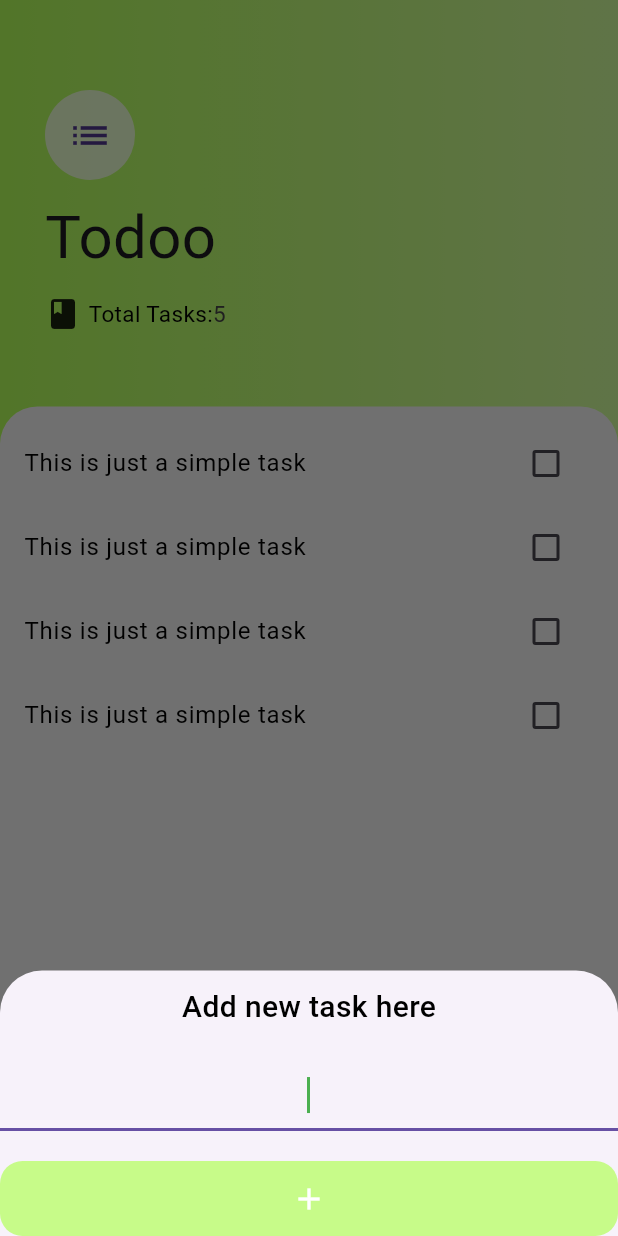
After one commit to irehaan/Upskill_Gujranwala_Files, a Flutter app: the TaskScreen screen opened directly, after a tap on the "add" icon, on a phone screen of 412 x 824 dp. The commit adds this screen. Run offline on Flutter 3.47's test engine with Material 3 defaults, Android fonts, the phone set to English and light mode, and no system bars; our stand-ins replace geolocator, get, permission_handler; Roboto replaces fonts that are missing (Pacifico).

Commit message:
To do list app added

```diff
--- /dev/null
+++ b/todoo/lib/main.dart
@@ -0,0 +1,19 @@
+import 'package:flutter/material.dart';
+import 'package:todoo/screens/tasks.dart';
+
+void main() {
+  runApp(const MyApp());
+}
+
+class MyApp extends StatelessWidget {
+  const MyApp({super.key});
+
+  // This widget is the root of your application.
+  @override
+  Widget build(BuildContext context) {
+    return const MaterialApp(
+      debugShowCheckedModeBanner: false,
+      home: TaskScreen(),
+    );
+  }
+}
--- /dev/null
+++ b/todoo/lib/screens/add_tasks.dart
@@ -0,0 +1,44 @@
+import 'package:flutter/material.dart';
+
+class AddTaskScreen extends StatelessWidget {
+  const AddTaskScreen({super.key});
+
+  @override
+  Widget build(BuildContext context) {
+    return Column(
+      crossAxisAlignment: CrossAxisAlignment.stretch,
+      children: [
+        const SizedBox(height: 10),
+        const Center(
+          child: Text(
+            'Add new task here',
+            style: TextStyle(
+              color: Colors.black,
+              fontSize: 20,
+              fontWeight: FontWeight.w500,
+            ),
+          ),
+        ),
+        const SizedBox(height: 20),
+        const TextField(
+          autofocus: true,
+          textAlign: TextAlign.center,
+          cursorColor: Colors.green,
+        ),
+        const SizedBox(height: 20),
+        Container(
+            height: 50,
+            decoration: BoxDecoration(
+              color: Colors.lightGreenAccent.withOpacity(0.7),
+              borderRadius: BorderRadius.circular(15),
+            ),
+            child: IconButton(
+                onPressed: () {},
+                icon: const Icon(
+                  Icons.add,
+                  color: Colors.white,
+                )))
+      ],
+    );
+  }
+}
--- /dev/null
+++ b/todoo/lib/screens/tasks.dart
@@ -0,0 +1,109 @@
+import 'package:flutter/material.dart';
+import 'package:todoo/screens/add_tasks.dart';
+import 'package:todoo/widgets/task_list.dart';
+
+class TaskScreen extends StatelessWidget {
+  const TaskScreen({super.key});
+
+  @override
+  Widget build(BuildContext context) {
+    return Scaffold(
+      floatingActionButton: FloatingActionButton(
+        onPressed: () {
+          showModalBottomSheet(
+              isScrollControlled:
+                  true, // We used this to make the widgets appear above the keyboard but it will stretch to the top
+              context: context,
+              // We will wrap our add task screen with a container and singlechildscrollview so that the
+              // widgets above the keyboard not only stay above but also the bottom sheet does not strecthes itself to the top
+              builder: (context) => SingleChildScrollView(
+                    child: Container(
+                      padding: EdgeInsets.only(
+                          bottom: MediaQuery.of(context).viewInsets.bottom),
+                      child: const AddTaskScreen(),
+                    ),
+                  ));
+        },
+        backgroundColor: Colors.lightGreenAccent.withOpacity(1),
+        child: const Icon(Icons.add),
+      ),
+      body: Column(
+        children: [
+          Expanded(
+            child: Container(
+              width: double.infinity,
+              decoration: BoxDecoration(
+                gradient: LinearGradient(colors: [
+                  Colors.lightGreenAccent,
+                  Colors.lightGreenAccent.withOpacity(0.6),
+                ], begin: Alignment.centerLeft, end: Alignment.centerRight),
+              ),
+              child: Column(
+                crossAxisAlignment: CrossAxisAlignment.start,
+                children: [
+                  Container(
+                    padding: const EdgeInsets.only(
+                        top: 60, right: 30, left: 30, bottom: 30),
+                    child: Column(
+                      mainAxisAlignment: MainAxisAlignment.start,
+                      crossAxisAlignment: CrossAxisAlignment.start,
+                      children: [
+                        CircleAvatar(
+                            backgroundColor: Colors.white.withOpacity(0.7),
+                            radius: 30,
+                            child: const Icon(
+                              Icons.list,
+                              size: 30,
+                            )),
+                        const SizedBox(height: 10),
+                        const Text(
+                          'Todoo',
+                          style: TextStyle(
+                            fontSize: 40,
+                            fontFamily: 'Pacifico',
+                          ),
+                        ),
+                        const SizedBox(height: 10),
+                        const Row(
+                          children: [
+                            Icon(Icons.book),
+                            SizedBox(width: 5),
+                            Text(
+                              'Total Tasks:',
+                              style: TextStyle(
+                                color: Colors.black,
+                                fontSize: 15,
+                              ),
+                            ),
+                            Text(
+                              '5',
+                              style: TextStyle(
+                                color: Color.fromARGB(255, 70, 70, 70),
+                                fontSize: 15,
+                              ),
+                            ),
+                          ],
+                        ),
+                      ],
+                    ),
+                  ),
+                  const SizedBox(height: 20),
+                  Expanded(
+                    child: Container(
+                      decoration: const BoxDecoration(
+                          color: Color.fromARGB(255, 245, 245, 245),
+                          borderRadius: BorderRadius.only(
+                              topLeft: Radius.circular(25),
+                              topRight: Radius.circular(25))),
+                      child: const tasklist(),
+                    ),
+                  ),
+                ],
+              ),
+            ),
+          ),
+        ],
+      ),
+    );
+  }
+}
--- /dev/null
+++ b/todoo/lib/widgets/task_list.dart
@@ -0,0 +1,19 @@
+import 'package:flutter/material.dart';
+import 'package:todoo/widgets/task_tile.dart';
+
+class tasklist extends StatelessWidget {
+  const tasklist({
+    super.key,
+  });
+
+  @override
+  Widget build(BuildContext context) {
+    return ListView(children: [
+      const SizedBox(height: 10),
+      tasktile(),
+      tasktile(),
+      tasktile(),
+      tasktile(),
+    ]);
+  }
+}
--- /dev/null
+++ b/todoo/lib/widgets/task_tile.dart
@@ -0,0 +1,42 @@
+import 'package:flutter/material.dart';
+
+class tasktile extends StatefulWidget {
+  const tasktile({super.key});
+
+  @override
+  State<tasktile> createState() => _tasktileState();
+}
+
+class _tasktileState extends State<tasktile> {
+  bool isChecked = false;
+
+  @override
+  Widget build(BuildContext context) {
+    return ListTile(
+      title: Text(
+        'This is just a simple task',
+        style: TextStyle(
+            color: Colors.black,
+            decoration: isChecked ? TextDecoration.lineThrough : null),
+      ),
+      trailing: taskcheckbox(isChecked),
+    );
+  }
+}
+
+class taskcheckbox extends StatelessWidget {
+  final bool CheckboxState;
+
+  const taskcheckbox(this.CheckboxState, {super.key});
+  @override
+  Widget build(BuildContext context) {
+    return Checkbox(
+        activeColor: Colors.black,
+        value: CheckboxState,
+        onChanged: (newValue) {
+          // setState(() {
+          //   isChecked = newValue!;
+          // });
+        });
+  }
+}
```
Also changed, not shown: todoo/analysis_options.yaml (added, +28 -0 lines), todoo/pubspec.yaml (added, +90 -0 lines), todoo/fonts/Pacifico-Regular.ttf (added), todoo/pubspec.lock (added), weather_app_gujrw/weatherapp/lib/screens/loading.dart (line endings or trailing spaces), 124 other files.
